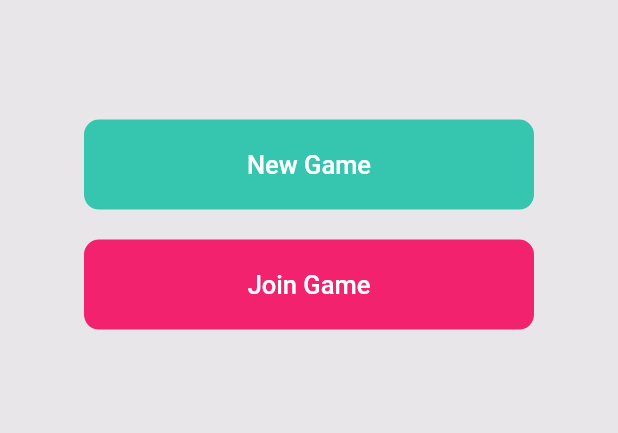
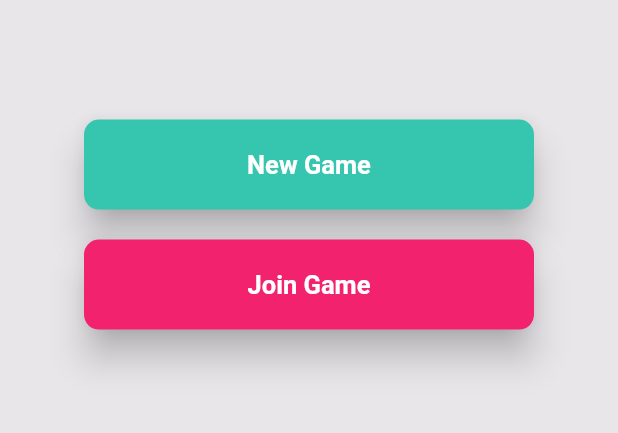
Before and after one commit to ItzyBitzySpider/attention, a Flutter app: the screen it shows after launch, on a phone screen of 412 x 824 dp, the part 508-941 px from its top. Run offline on Flutter 3.47's test engine with Material 2 defaults, Android fonts, the phone set to English and light mode, and no system bars; our stand-ins replace socket_io_client; missing offline and left inert: flame; network calls fail.

Commit message:
ui changes

```diff
--- a/frontend/lib/widgets.dart
+++ b/frontend/lib/widgets.dart
@@ -24,7 +24,7 @@ class MenuButton extends StatelessWidget {
     return ElevatedButton(
       onPressed: onPressed,
       style: ElevatedButton.styleFrom(
-        elevation: 0.0,
+        elevation: 10.0,
         fixedSize: const Size(MENU_BUTTON_WIDTH, MENU_BUTTON_HEIGHT),
         backgroundColor: backgroundColor,
         shape: RoundedRectangleBorder(
@@ -33,7 +33,7 @@ class MenuButton extends StatelessWidget {
       ),
       child: Text(
         buttonText,
-        style: const TextStyle(fontSize: MENU_BUTTON_FONT_SIZE),
+        style: const TextStyle(fontSize: MENU_BUTTON_FONT_SIZE, fontWeight: FontWeight.bold),
       ),
     );
   }
```
Also changed, not shown: frontend/lib/screens/menu.dart (+11 -4 lines).
